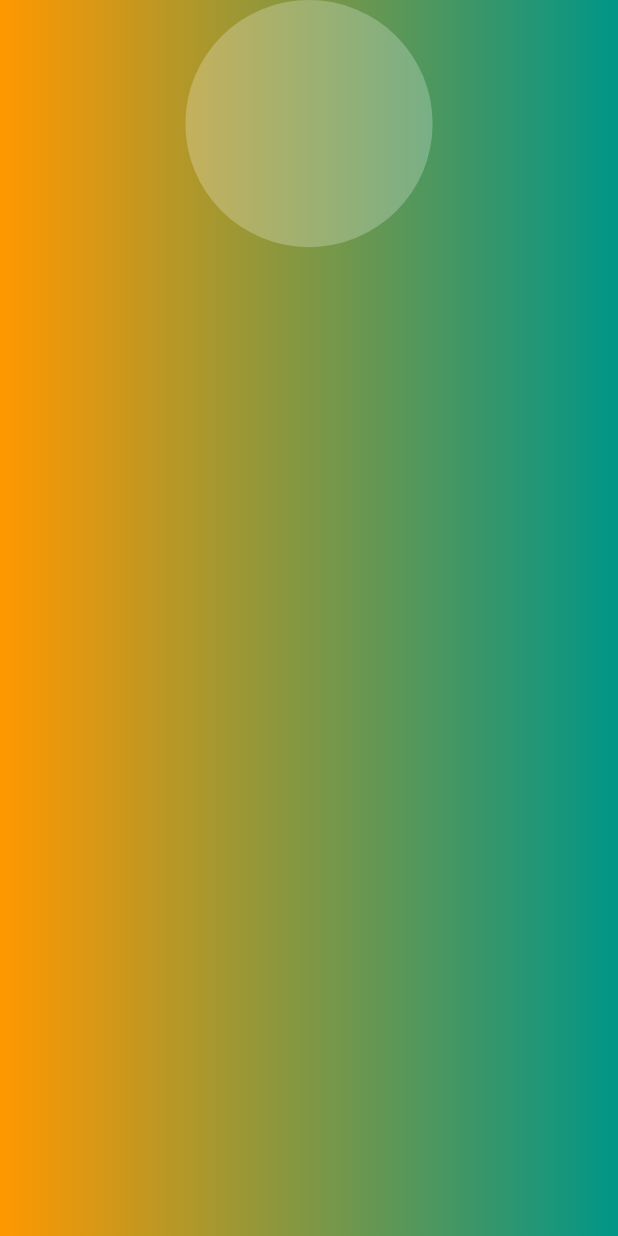
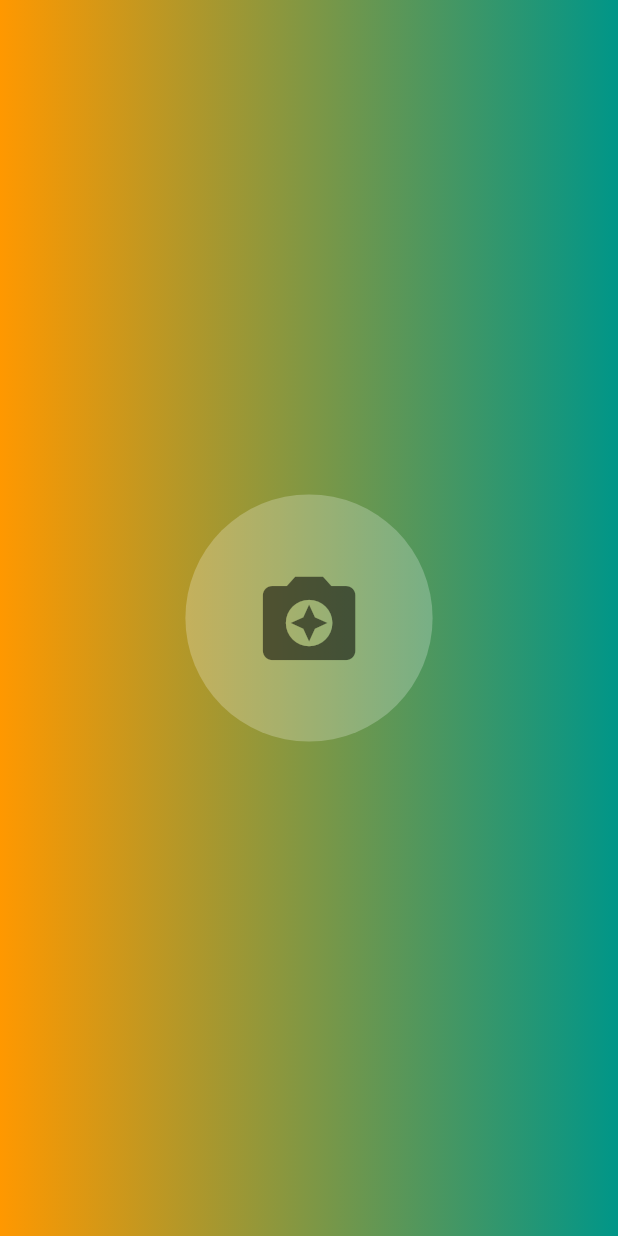
Before and after one commit to Akshaykalwar8933/olx_clone, a Flutter app: the SignupScreen screen opened directly, on a phone screen of 412 x 824 dp. Run offline on Flutter 3.47's test engine with Material 3 defaults, Android fonts, the phone set to English and light mode, and no system bars; our stand-ins replace firebase_auth, firebase_core, get, image_cropper, image_picker; accounts and stored records are empty.

Commit message:
upload image from galery or camera are both ,method is completeed

```diff
--- a/lib/View/Authentication/Signup/signup_screen.dart
+++ b/lib/View/Authentication/Signup/signup_screen.dart
@@ -1,7 +1,11 @@
+// ignore_for_file: prefer_const_constructors
+
 import 'dart:io';
 
 import 'package:flutter/material.dart';
 import 'package:get/get.dart';
+import 'package:image_cropper/image_cropper.dart';
+import 'package:image_picker/image_picker.dart';
 
 class SignupScreen extends StatefulWidget {
   const SignupScreen({super.key});
@@ -11,10 +15,33 @@ class SignupScreen extends StatefulWidget {
 }
 
 class _SignupScreenState extends State<SignupScreen> {
-
-  File? _file;
+  File? _image;
   final signUpFormKey = GlobalKey<FormState>();
 
+  void _getFromCamera() async {
+    XFile? pickedFile =
+        await ImagePicker().pickImage(source: ImageSource.camera);
+    _cropImage(pickedFile!.path);
+    Navigator.pop(context);
+  }
+
+  void _getFromGalery() async {
+    XFile? pickedFile =
+    await ImagePicker().pickImage(source: ImageSource.gallery);
+    _cropImage(pickedFile!.path);
+    Navigator.pop(context);
+  }
+
+  void _cropImage(filePath) async {
+    CroppedFile? croppedImage = await ImageCropper()
+        .cropImage(sourcePath: filePath, maxHeight: 1080, maxWidth: 1080);
+
+    if(croppedImage != null){
+      setState(() {
+        _image = File(croppedImage.path);
+      });
+    }
+  }
 
   @override
   Widget build(BuildContext context) {
@@ -33,18 +60,25 @@ class _SignupScreenState extends State<SignupScreen> {
                 stops: const [0.0, 1.0],
                 tileMode: TileMode.clamp)),
         child: Column(
+          mainAxisAlignment: MainAxisAlignment.center,
           children: [
             Form(
                 key: signUpFormKey,
                 child: InkWell(
-                  onTap: (){},
+                  onTap: () {},
                   child: CircleAvatar(
                       radius: screenWidth * 0.20,
                       backgroundColor: Colors.white24,
-
-                  ),
+                      backgroundImage:
+                          _image == null ? null : FileImage(_image!),
+                      child: _image == null
+                          ? Icon(
+                              Icons.camera_enhance,
+                              size: screenWidth * 0.18,
+                              color: Colors.black54,
                             )
-            )
+                          : null),
+                ))
           ],
         ),
       ),
```
Lines whose indentation alone changed are shown as unchanged.
